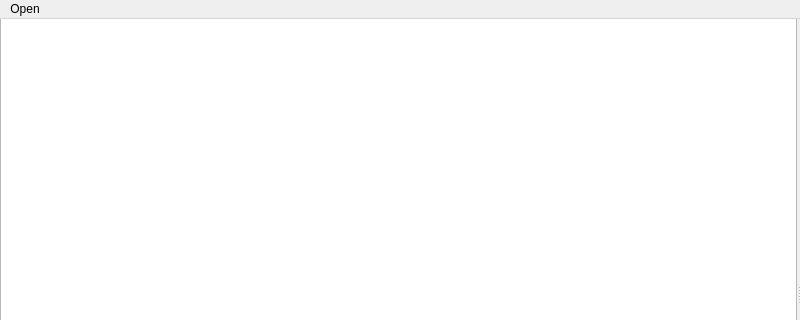
Above: titan/frontend/ui/ui_mainwindow.ui from rmbaur/titan before the change; both pictures show x 0 to 800 and y 0 to 320 of the 800 by 600 pixel window. Below: the same form after it.
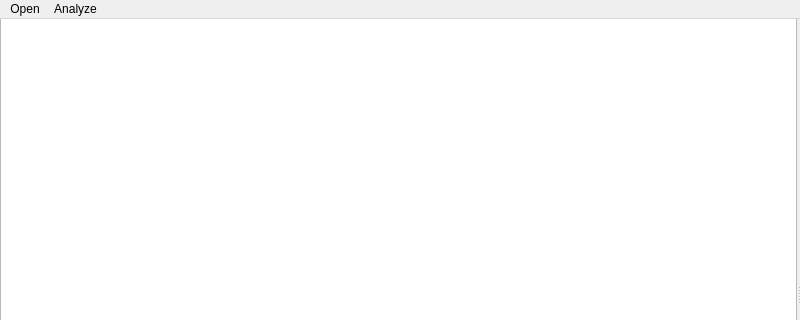
That is the form after the change.

Commit message: Add analysis menu to UI

What changed in the file:
```diff
--- a/titan/frontend/ui/ui_mainwindow.ui
+++ b/titan/frontend/ui/ui_mainwindow.ui
@@ -48,7 +48,16 @@
     <addaction name="actionImportSpecFile"/>
     <addaction name="actionOpenHDF5File"/>
    </widget>
+   <widget class="QMenu" name="menuAnalyze">
+    <property name="title">
+     <string>Analyze</string>
+    </property>
+    <addaction name="actionFFT"/>
+    <addaction name="actionPCA"/>
+    <addaction name="actionGPSA"/>
+   </widget>
    <addaction name="menuOpen"/>
+   <addaction name="menuAnalyze"/>
   </widget>
   <widget class="QStatusBar" name="statusbar"/>
   <action name="actionImportSpecFile">
```
Left out of the diff: 20 changed lines with no effect on the pictures.
